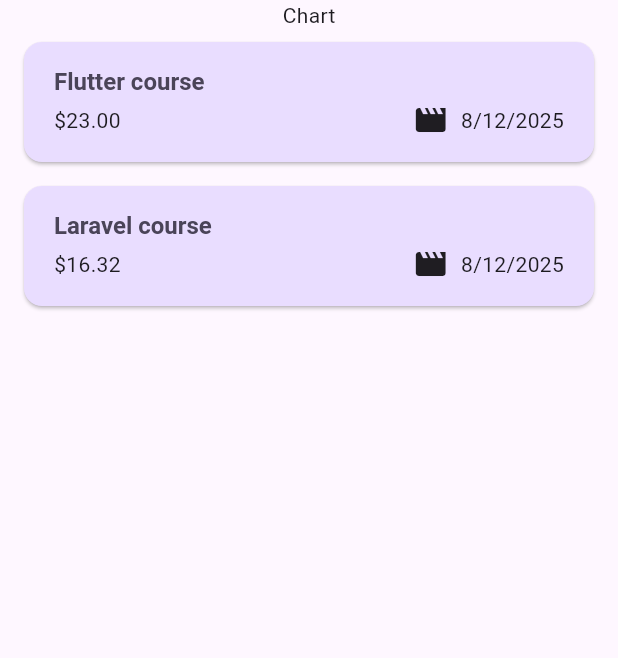
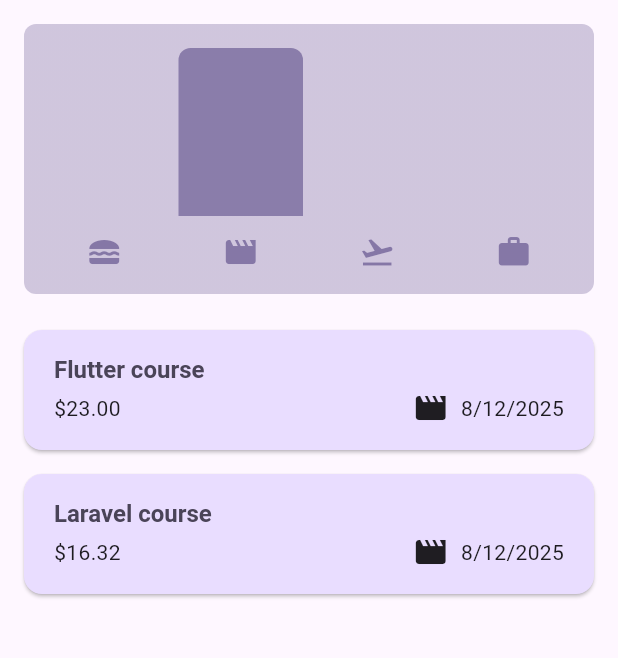
Before and after one commit to alianhakim9/flutter_expenses_tracker, a Flutter app: the screen it shows after launch, on a phone screen of 412 x 824 dp, the part 84-742 px from its top. Run offline on Flutter 3.47's test engine with Material 3 defaults, Android fonts, the phone set to English and light mode, and no system bars; missing offline and left inert: dart:ffi.

Commit message:
Adding chart

```diff
--- /dev/null
+++ b/lib/models/expense_bucket.dart
@@ -0,0 +1,26 @@
+import 'package:expense_tracker/models/expense.dart';
+
+class ExpenseBucket {
+  const ExpenseBucket({
+    required this.category,
+    required this.expenses,
+  });
+
+  ExpenseBucket.forCategory(List<Expense> allExpense, this.category)
+    : expenses = allExpense
+          .where((expense) => expense.category == category)
+          .toList();
+
+  final Category category;
+  final List<Expense> expenses;
+
+  double get totalExpenses {
+    double sum = 0;
+
+    for (final expense in expenses) {
+      sum += expense.amount;
+    }
+
+    return sum;
+  }
+}
--- /dev/null
+++ b/lib/widgets/chart/chart.dart
@@ -0,0 +1,100 @@
+import 'package:expense_tracker/models/expense.dart';
+import 'package:expense_tracker/models/expense_bucket.dart';
+import 'package:expense_tracker/widgets/chart/chart_bar.dart';
+import 'package:flutter/material.dart';
+
+class Chart extends StatelessWidget {
+  const Chart({super.key, required this.expenses});
+
+  final List<Expense> expenses;
+
+  List<ExpenseBucket> get buckets {
+    return [
+      ExpenseBucket.forCategory(expenses, Category.food),
+      ExpenseBucket.forCategory(expenses, Category.leisure),
+      ExpenseBucket.forCategory(expenses, Category.travel),
+      ExpenseBucket.forCategory(expenses, Category.work),
+    ];
+  }
+
+  double get maxTotalExpense {
+    double maxTotalExpense = 0;
+
+    for (final bucket in buckets) {
+      if (bucket.totalExpenses > maxTotalExpense) {
+        maxTotalExpense = bucket.totalExpenses;
+      }
+    }
+
+    return maxTotalExpense;
+  }
+
+  @override
+  Widget build(BuildContext context) {
+    final isDarkMode =
+        MediaQuery.of(context).platformBrightness == Brightness.dark;
+    return Container(
+      margin: const EdgeInsets.all(16),
+      padding: const EdgeInsets.symmetric(
+        vertical: 16,
+        horizontal: 8,
+      ),
+      width: double.infinity,
+      height: 180,
+      decoration: BoxDecoration(
+        borderRadius: BorderRadius.circular(8),
+        gradient: LinearGradient(
+          colors: [
+            Theme.of(context).colorScheme.primary.withValues(
+              alpha: 0.3,
+            ),
+            Theme.of(context).colorScheme.primary.withValues(
+              alpha: 0.3,
+            ),
+          ],
+          begin: Alignment.bottomCenter,
+          end: Alignment.topCenter,
+        ),
+      ),
+      child: Column(
+        children: [
+          Expanded(
+            child: Row(
+              crossAxisAlignment: CrossAxisAlignment.end,
+              children: [
+                for (final bucket in buckets) // alternative to map()
+                  ChartBar(
+                    fill: bucket.totalExpenses == 0
+                        ? 0
+                        : bucket.totalExpenses / maxTotalExpense,
+                  ),
+              ],
+            ),
+          ),
+          const SizedBox(height: 12),
+          Row(
+            children: buckets
+                .map(
+                  (bucket) => Expanded(
+                    child: Padding(
+                      padding: const EdgeInsets.symmetric(horizontal: 4),
+                      child: Icon(
+                        categoryIcons[bucket.category],
+                        color: isDarkMode
+                            ? Theme.of(context).colorScheme.secondary
+                            : Theme.of(
+                                context,
+                              ).colorScheme.primary.withValues(
+                                alpha: 0.7,
+                              ),
+                      ),
+                    ),
+                  ),
+                )
+                .toList(),
+          ),
+        ],
+      ),
+    );
+  }
+}
--- /dev/null
+++ b/lib/widgets/chart/chart_bar.dart
@@ -0,0 +1,37 @@
+import 'package:flutter/material.dart';
+
+class ChartBar extends StatelessWidget {
+  const ChartBar({
+    super.key,
+    required this.fill,
+  });
+
+  final double fill;
+
+  @override
+  Widget build(BuildContext context) {
+    final isDarkMode =
+        MediaQuery.of(context).platformBrightness == Brightness.dark;
+    return Expanded(
+      child: Padding(
+        padding: const EdgeInsets.symmetric(horizontal: 4),
+        child: FractionallySizedBox(
+          heightFactor: fill,
+          child: DecoratedBox(
+            decoration: BoxDecoration(
+              shape: BoxShape.rectangle,
+              borderRadius: const BorderRadius.vertical(
+                top: Radius.circular(8),
+              ),
+              color: isDarkMode
+                  ? Theme.of(context).colorScheme.secondary
+                  : Theme.of(context).colorScheme.primary.withValues(
+                      alpha: 0.65,
+                    ),
+            ),
+          ),
+        ),
+      ),
+    );
+  }
+}
--- a/lib/widgets/expenses.dart
+++ b/lib/widgets/expenses.dart
@@ -1,3 +1,6 @@
+import 'dart:ffi';
+
+import 'package:expense_tracker/widgets/chart/chart.dart';
 import 'package:expense_tracker/widgets/new_expense.dart';
 import 'package:flutter/material.dart';
 
@@ -79,7 +82,7 @@ class _ExpensesState extends State<Expenses> {
 
   @override
   Widget build(BuildContext context) {
-    Widget mainContent = Center(
+    Widget mainContent = const Center(
       child: Text('No Expenses found. Start adding some!'),
     );
 
@@ -106,7 +109,9 @@ class _ExpensesState extends State<Expenses> {
       ),
       body: Column(
         children: [
-          const Text('Chart'),
+          Chart(
+            expenses: _regiresteredExpenses,
+          ),
           Expanded(
             child: mainContent,
           ),
```
